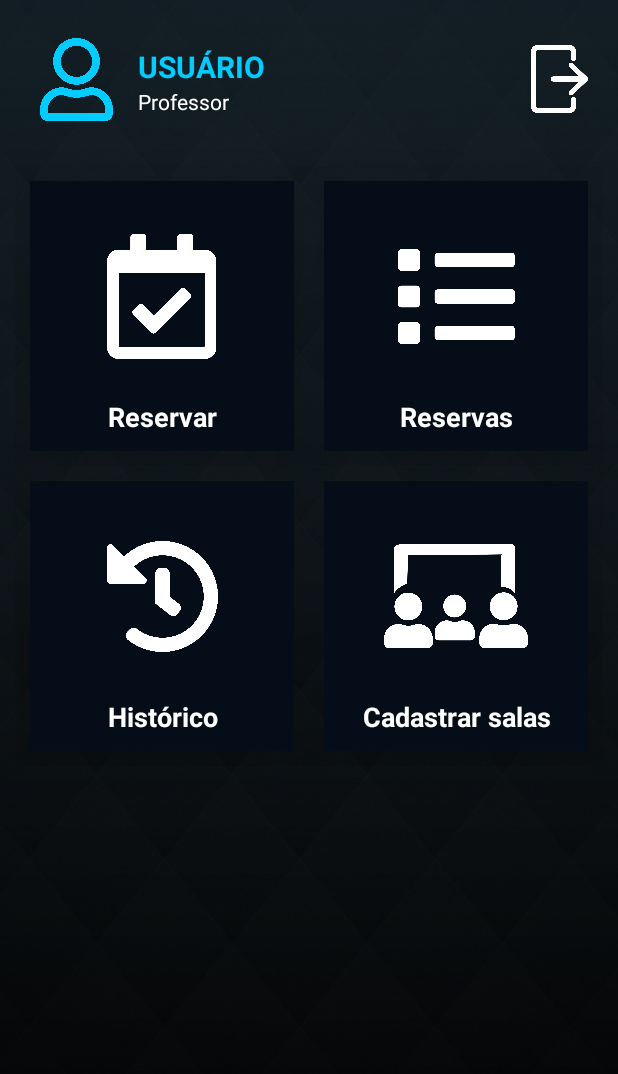
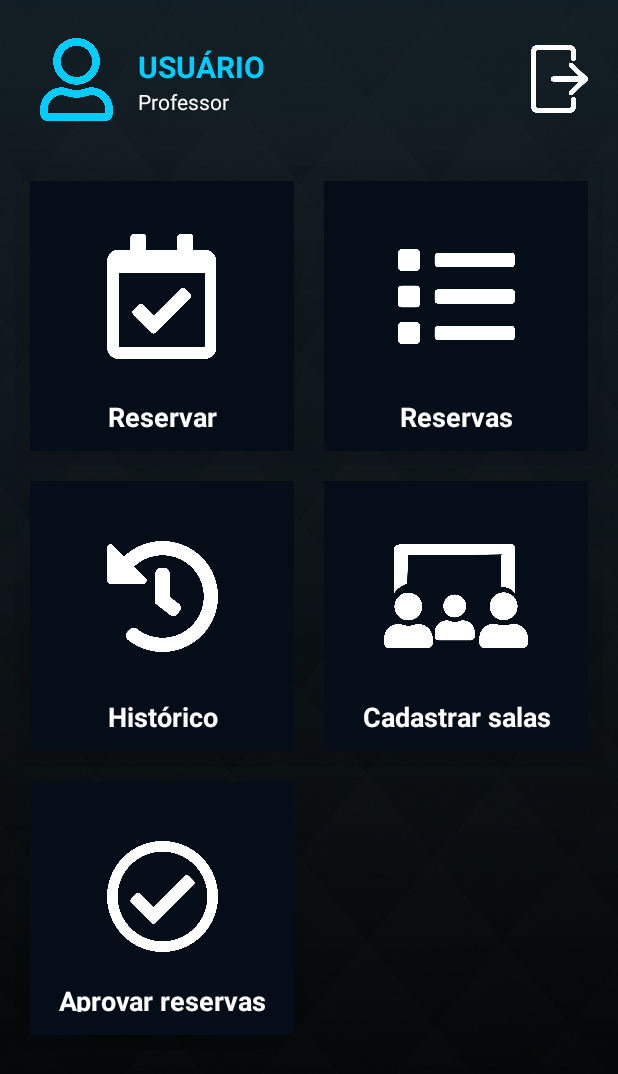
Before and after one commit to GeanCesar/projetoIntegradoV, an Android app: the layout activity_dashboard.xml on its own in the app's theme, with its tools: preview values and no code run, on a phone screen of 412 x 824 dp. Shown: the top 1074 px of the screen. Run offline under Robolectric (Android 15) with nearby library versions, the phone set to English and light mode, and no system bars.

Commit message:
Adição da aprovação de reservas no dashboard

```diff
--- a/app/src/main/java/com/example/projetointegrado/DashboardActivity.java
+++ b/app/src/main/java/com/example/projetointegrado/DashboardActivity.java
@@ -22,6 +22,7 @@ public class DashboardActivity extends AppCompatActivity implements View.OnClick
     RelativeLayout btReservas;
     RelativeLayout btSala;
     RelativeLayout btReservar;
+    RelativeLayout btAprovar;
 
     @Override
     protected void onCreate(Bundle savedInstanceState) {
@@ -45,6 +46,9 @@ public class DashboardActivity extends AppCompatActivity implements View.OnClick
 
         btSala = (RelativeLayout)findViewById(R.id.bt_Sala);
         btSala.setOnClickListener(this);
+
+        btAprovar = (RelativeLayout)findViewById(R.id.bt_Aprovar);
+        btAprovar.setOnClickListener(this);
 
         btReservar = (RelativeLayout)findViewById(R.id.bt_Reservar);
         btReservar.setOnClickListener(this);
@@ -74,8 +78,10 @@ public class DashboardActivity extends AppCompatActivity implements View.OnClick
     private void validaMenu(){
         if(UsuarioLogado.cargo.equalsIgnoreCase("Administrador")){
             btSala.setVisibility(View.VISIBLE);
+            btAprovar.setVisibility(View.VISIBLE);
         }else{
             btSala.setVisibility(View.INVISIBLE);
+            btAprovar.setVisibility(View.INVISIBLE);
         }
     }
 }
--- a/app/src/main/res/layout/activity_dashboard.xml
+++ b/app/src/main/res/layout/activity_dashboard.xml
@@ -245,6 +245,61 @@
 
 
                 </LinearLayout>
+
+                <LinearLayout
+                    android:layout_width="match_parent"
+                    android:layout_height="match_parent"
+                    android:orientation="horizontal">
+
+                    <RelativeLayout
+                        android:id="@+id/bt_Aprovar"
+                        android:layout_width="match_parent"
+                        android:layout_height="match_parent"
+                        android:layout_margin="10dp"
+                        android:layout_weight="0.65"
+                        android:background="@color/cor_botao_dash"
+                        android:clickable="true"
+                        android:elevation="@android:dimen/app_icon_size"
+                        android:paddingBottom="15dp">
+
+                        <RelativeLayout
+                            android:layout_width="match_parent"
+                            android:layout_height="match_parent">
+
+                            <ImageView
+                                android:layout_width="match_parent"
+                                android:layout_height="154dp"
+                                android:clickable="true"
+                                android:padding="40dp"
+                                android:scaleType="centerInside"
+                                android:src="@drawable/confirm" />
+
+                            <TextView
+                                android:layout_width="match_parent"
+                                android:layout_height="20dp"
+                                android:layout_alignParentBottom="true"
+                                android:text="Aprovar reservas"
+                                android:textAlignment="center"
+                                android:textColor="@color/branco"
+                                android:textSize="18sp"
+                                android:textStyle="bold" />
+                        </RelativeLayout>
+
+
+                    </RelativeLayout>
+
+                    <RelativeLayout
+                        android:layout_width="match_parent"
+                        android:layout_height="match_parent"
+                        android:layout_margin="10dp"
+                        android:layout_weight="0.65"
+                        android:background="@color/transparent"
+                        android:clickable="true"
+                        android:elevation="@android:dimen/app_icon_size"
+                        android:paddingBottom="15dp" />
+
+
+                </LinearLayout>
             </LinearLayout>
 
         </ScrollView>
```
Also changed, not shown: app/src/main/res/drawable/confirm.png (added).
